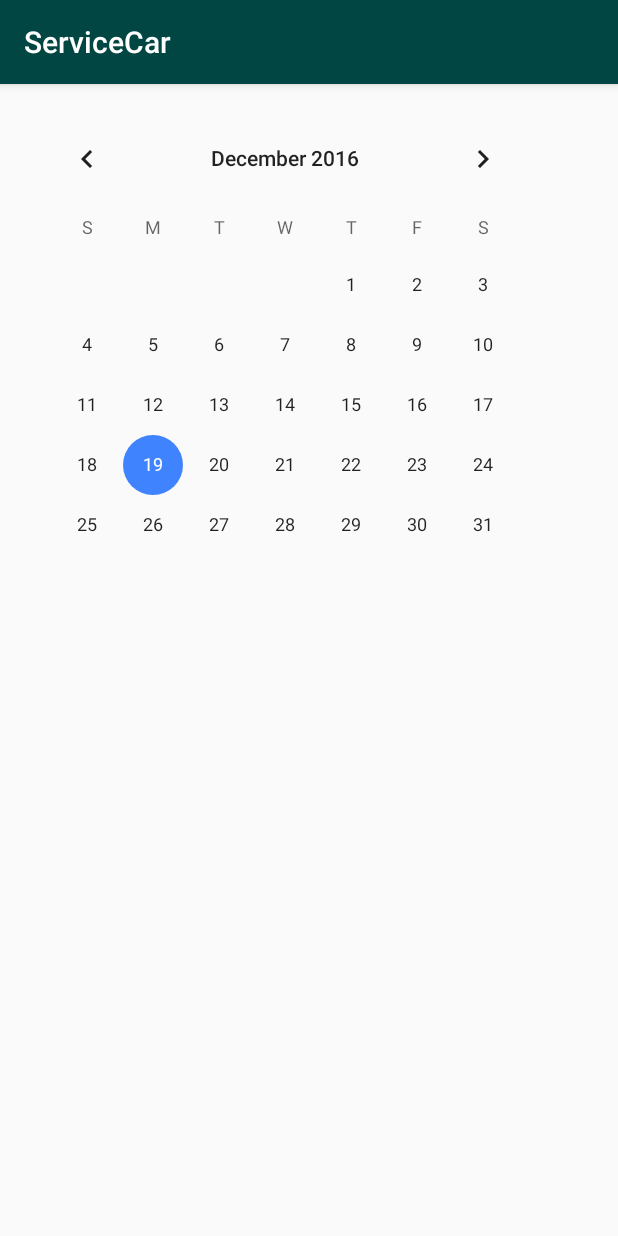
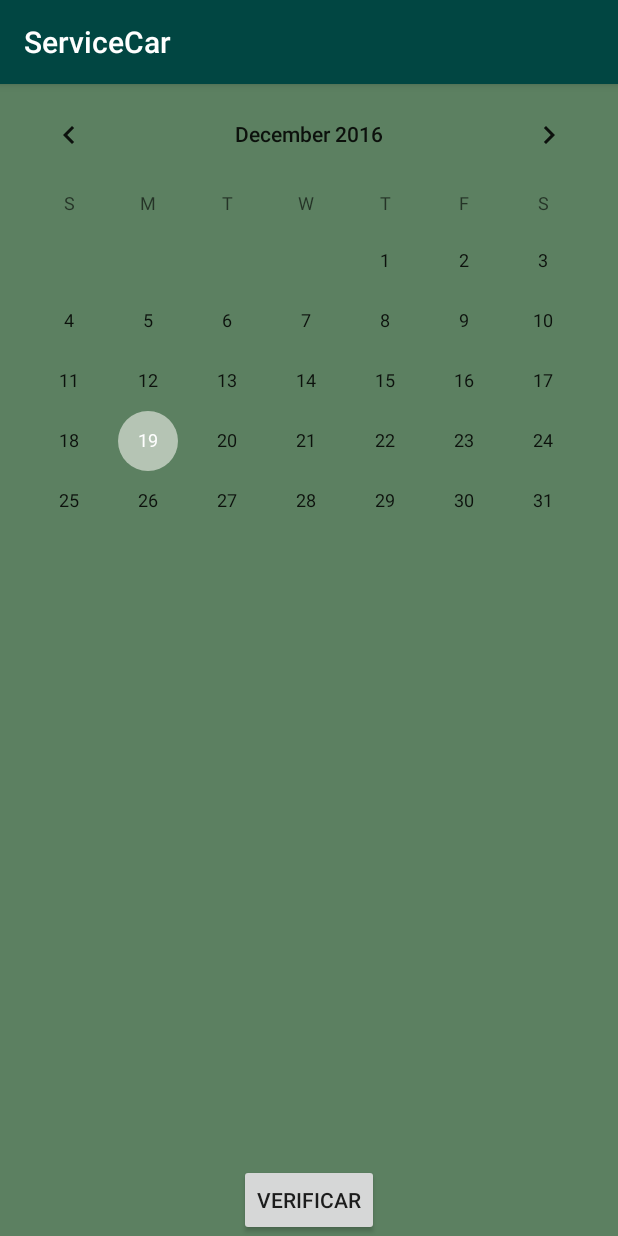
Before and after one commit to carlosiff/ServiceCar, an Android app: the DisponobilidadeActivity screen opened directly, with no data from a screen before it, on a phone screen of 412 x 824 dp. Run offline under Robolectric (Android 15) with nearby library versions, the phone set to English and light mode, and no system bars.

Commit message:
Versão Atual 3.0

```diff
--- a/app/src/main/res/layout/activity_avaliacao.xml
+++ b/app/src/main/res/layout/activity_avaliacao.xml
@@ -8,6 +8,7 @@
     android:paddingLeft="@dimen/activity_horizontal_margin"
     android:paddingRight="@dimen/activity_horizontal_margin"
     android:paddingTop="@dimen/activity_vertical_margin"
+    android:background="@color/verde"
     tools:context="br.edu.iff.pooa20162.servicecar.AvaliacaoActivity">
 
     <RatingBar
--- a/app/src/main/res/layout/activity_cadastro.xml
+++ b/app/src/main/res/layout/activity_cadastro.xml
@@ -5,6 +5,7 @@
     android:layout_width="match_parent"
     android:layout_height="match_parent"
     android:orientation="vertical"
+    android:background="@color/verde"
     tools:context="br.edu.iff.pooa20162.servicecar.CadastroActivity">
 
     <TextView
--- a/app/src/main/res/layout/activity_disponobilidade.xml
+++ b/app/src/main/res/layout/activity_disponobilidade.xml
@@ -1,19 +1,29 @@
 <?xml version="1.0" encoding="utf-8"?>
-<RelativeLayout xmlns:android="http://schemas.android.com/apk/res/android"
+<LinearLayout xmlns:android="http://schemas.android.com/apk/res/android"
     xmlns:tools="http://schemas.android.com/tools"
     android:id="@+id/activity_disponobilidade"
     android:layout_width="match_parent"
     android:layout_height="match_parent"
-    android:paddingBottom="@dimen/activity_vertical_margin"
-    android:paddingLeft="@dimen/activity_horizontal_margin"
-    android:paddingRight="@dimen/activity_horizontal_margin"
-    android:paddingTop="@dimen/activity_vertical_margin"
-    tools:context="br.edu.iff.pooa20162.servicecar.DisponobilidadeActivity">
+    tools:context="br.edu.iff.pooa20162.servicecar.DisponobilidadeActivity"
+    android:gravity="center"
+    android:background="@color/verde"
+    android:orientation="vertical">
 
     <CalendarView
+        android:layout_width="match_parent"
+        android:layout_height="wrap_content"
+        android:id="@+id/calendarView2"
+        android:layout_weight="1" />
+
+
+    <Button
+        android:text="Verificar"
         android:layout_width="wrap_content"
         android:layout_height="wrap_content"
-        android:layout_alignParentTop="true"
-        android:layout_alignParentStart="true"
-        android:id="@+id/calendarView" />
-</RelativeLayout>
+        android:layout_alignParentBottom="true"
+        android:layout_centerHorizontal="true"
+        android:id="@+id/idVerificar"
+        android:elevation="0dp" />
+
+
+</LinearLayout>
--- a/app/src/main/res/layout/activity_esqueci.xml
+++ b/app/src/main/res/layout/activity_esqueci.xml
@@ -8,6 +8,7 @@
     android:paddingLeft="@dimen/activity_horizontal_margin"
     android:paddingRight="@dimen/activity_horizontal_margin"
     android:paddingTop="@dimen/activity_vertical_margin"
+    android:background="@color/verde"
     tools:context="br.edu.iff.pooa20162.servicecar.EsqueciActivity">
 
     <Button
--- a/app/src/main/res/layout/activity_login.xml
+++ b/app/src/main/res/layout/activity_login.xml
@@ -80,6 +80,11 @@
         </LinearLayout>
     </ScrollView>
 
+    <DatePicker
+        android:layout_width="match_parent"
+        android:layout_height="wrap_content"
+        android:id="@+id/datePicker" />
+
     <ProgressBar
         android:id="@+id/login_progress"
         style="?android:attr/progressBarStyleLarge"
--- a/app/src/main/res/layout/activity_orcamento.xml
+++ b/app/src/main/res/layout/activity_orcamento.xml
@@ -8,6 +8,7 @@
     android:paddingLeft="@dimen/activity_horizontal_margin"
     android:paddingRight="@dimen/activity_horizontal_margin"
     android:paddingTop="@dimen/activity_vertical_margin"
+    android:background="@color/verde"
     tools:context="br.edu.iff.pooa20162.servicecar.OrcamentoActivity">
 
     <Button
--- a/app/src/main/res/layout/activity_principal.xml
+++ b/app/src/main/res/layout/activity_principal.xml
@@ -6,6 +6,7 @@
     android:layout_width="match_parent"
     android:layout_height="match_parent"
     android:orientation="vertical"
+    android:background="@color/verde"
     tools:context="br.edu.iff.pooa20162.servicecar.PrincipalActivity">
 
     <ImageButton
@@ -34,6 +35,7 @@
         android:layout_height="wrap_content"
         app:srcCompat="@drawable/indicar"
         android:id="@+id/imageRecomendar"
+        android:onClick="link"
         android:visibility="visible" />
 
     <ImageButton
--- a/app/src/main/res/values/colors.xml
+++ b/app/src/main/res/values/colors.xml
@@ -2,5 +2,6 @@
 <resources>
     <color name="colorPrimary">#014642</color>
     <color name="colorPrimaryDark">#115abf</color>
-    <color name="colorAccent">#4083ff</color>
+    <color name="colorAccent">#b5c4b4</color>
+    <color name="verde">#5c8061</color>
 </resources>
--- a/build.gradle
+++ b/build.gradle
@@ -5,7 +5,7 @@ buildscript {
         jcenter()
     }
     dependencies {
-        classpath 'com.android.tools.build:gradle:2.2.2'
+        classpath 'com.android.tools.build:gradle:2.2.3'
 
         // NOTE: Do not place your application dependencies here; they belong
         // in the individual module build.gradle files
```
Also changed, not shown: app/src/main/java/br/edu/iff/pooa20162/servicecar/PrincipalActivity.java (+7 -0 lines).
